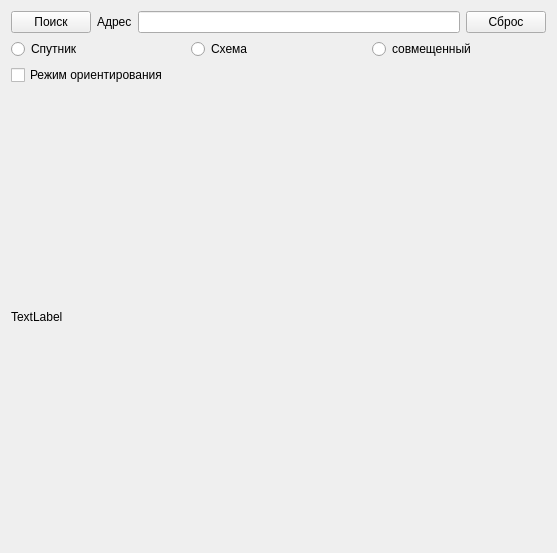
Old version of the form ui.ui in the repository Charmpy/big-exercise.
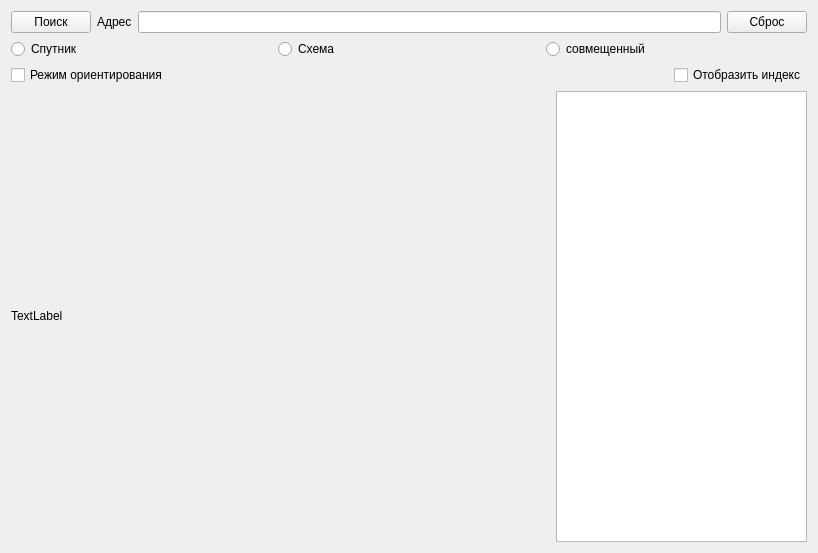
New version of the form.

The edit to the form file:
```diff
--- a/ui.ui
+++ b/ui.ui
@@ -6,7 +6,7 @@
    <rect>
     <x>0</x>
     <y>0</y>
-    <width>557</width>
+    <width>818</width>
     <height>553</height>
    </rect>
   </property>
@@ -90,13 +90,44 @@
        </property>
       </widget>
      </item>
+     <item>
+      <spacer name="horizontalSpacer">
+       <property name="orientation">
+        <enum>Qt::Horizontal</enum>
+       </property>
+       <property name="sizeHint" stdset="0">
+        <size>
+         <width>40</width>
+         <height>20</height>
+        </size>
+       </property>
+      </spacer>
+     </item>
+     <item>
+      <widget class="QCheckBox" name="orientation_2">
+       <property name="focusPolicy">
+        <enum>Qt::NoFocus</enum>
+       </property>
+       <property name="text">
+        <string>Отобразить индекс</string>
+       </property>
+      </widget>
+     </item>
     </layout>
    </item>
+   <item>
+    <layout class="QHBoxLayout" name="horizontalLayout_3">
    <item>
     <widget class="QLabel" name="picture">
+       <property name="sizePolicy">
+        <sizepolicy hsizetype="Fixed" vsizetype="Fixed">
+         <horstretch>0</horstretch>
+         <verstretch>0</verstretch>
+        </sizepolicy>
+       </property>
      <property name="minimumSize">
       <size>
-       <width>0</width>
+         <width>539</width>
        <height>400</height>
       </size>
      </property>
@@ -104,6 +135,11 @@
       <string>TextLabel</string>
      </property>
     </widget>
+     </item>
+     <item>
+      <widget class="QTextEdit" name="text"/>
+     </item>
+    </layout>
    </item>
   </layout>
  </widget>
```
Lines whose indentation alone changed are shown as unchanged.
